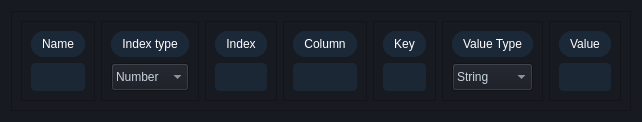
Old version of the form UI/database_record_ui.ui in the repository thatStrangeGuy/AutoDoc_Parser.
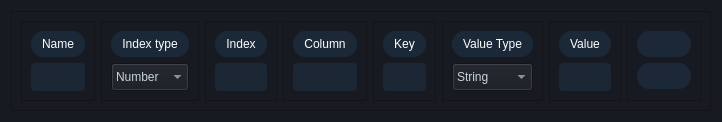
New version of the form. Icons and pictures are not drawn.

The edit to the form file:
```diff
--- a/UI/database_record_ui.ui
+++ b/UI/database_record_ui.ui
@@ -6,7 +6,7 @@
    <rect>
     <x>0</x>
     <y>0</y>
-    <width>632</width>
+    <width>700</width>
     <height>122</height>
    </rect>
   </property>
@@ -174,6 +174,12 @@
   <layout class="QVBoxLayout" name="verticalLayout">
    <item>
     <widget class="QFrame" name="frame_9">
+     <property name="maximumSize">
+      <size>
+       <width>16777215</width>
+       <height>100</height>
+      </size>
+     </property>
      <property name="frameShape">
       <enum>QFrame::StyledPanel</enum>
      </property>
@@ -530,6 +536,46 @@
         </layout>
        </widget>
       </item>
+      <item>
+       <widget class="QFrame" name="frame">
+        <property name="sizePolicy">
+         <sizepolicy hsizetype="Preferred" vsizetype="Preferred">
+          <horstretch>2</horstretch>
+          <verstretch>0</verstretch>
+         </sizepolicy>
+        </property>
+        <property name="frameShape">
+         <enum>QFrame::StyledPanel</enum>
+        </property>
+        <property name="frameShadow">
+         <enum>QFrame::Raised</enum>
+        </property>
+        <layout class="QVBoxLayout" name="verticalLayout_3">
+         <item>
+          <widget class="QPushButton" name="databaseRecordDelete_Button">
+           <property name="text">
+            <string/>
+           </property>
+           <property name="icon">
+            <iconset resource="resources/icons.qrc">
+             <normaloff>:/file_open/icons/icons8-delete-100.png</normaloff>:/file_open/icons/icons8-delete-100.png</iconset>
+           </property>
+          </widget>
+         </item>
+         <item>
+          <widget class="QPushButton" name="databaseRecordSave_Button">
+           <property name="text">
+            <string/>
+           </property>
+           <property name="icon">
+            <iconset resource="resources/icons.qrc">
+             <normaloff>:/file_open/icons/icons8-save-100.png</normaloff>:/file_open/icons/icons8-save-100.png</iconset>
+           </property>
+          </widget>
+         </item>
+        </layout>
+       </widget>
+      </item>
      </layout>
     </widget>
    </item>
```
Left out of the diff: 28 changed lines with no effect on the pictures.
